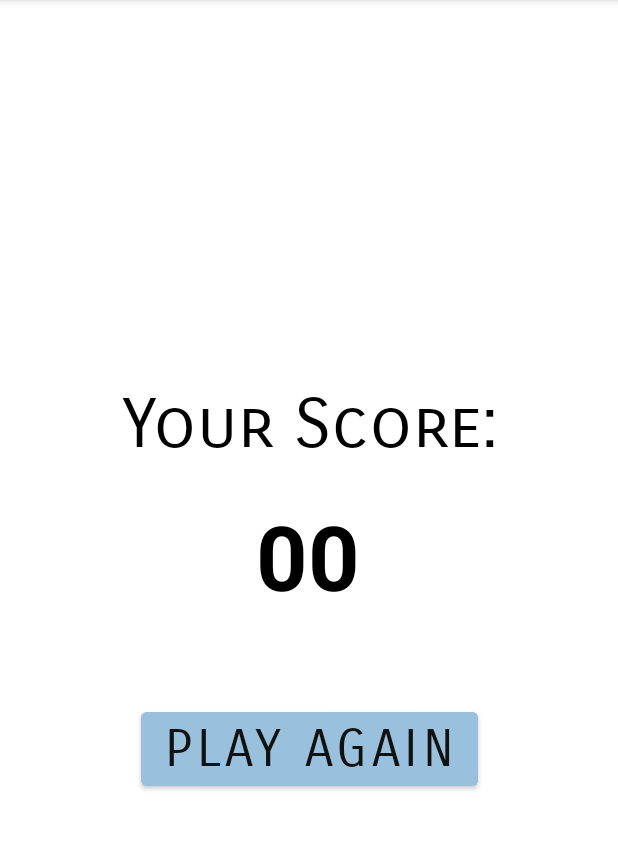
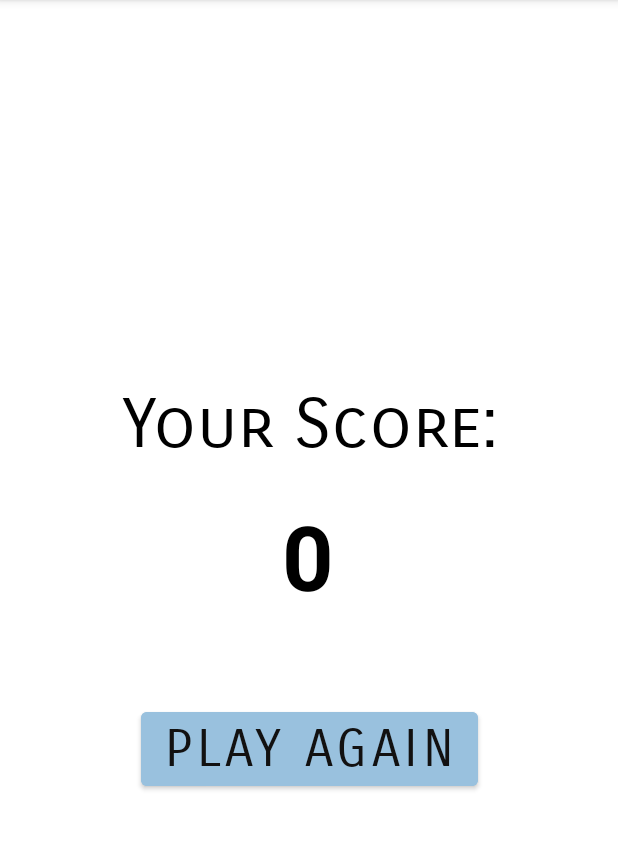
Before and after one commit to eunseolee00/WordGame, an Android app: the EndActivity screen opened directly, with no data from a screen before it, on a phone screen of 412 x 824 dp, the part 84-934 px from its top. Run offline under Robolectric (Android 15) with nearby library versions, the phone set to English and light mode, and no system bars.

Commit message:
commit #4
implemented end activity and score changes

```diff
--- a/app/src/main/java/com/example/wordgame/EndActivity.kt
+++ b/app/src/main/java/com/example/wordgame/EndActivity.kt
@@ -1,11 +1,33 @@
 package com.example.wordgame
 
+import android.content.Intent
 import androidx.appcompat.app.AppCompatActivity
 import android.os.Bundle
+import android.view.View
+import android.widget.TextView
 
 class EndActivity : AppCompatActivity() {
+
+    var score : Int = 0
+    lateinit var result : TextView
+
     override fun onCreate(savedInstanceState: Bundle?) {
         super.onCreate(savedInstanceState)
         setContentView(R.layout.activity_end)
+
+        result = findViewById(R.id.finalScore)
+        score = intent.getIntExtra("score",0)
+
+        displayScore(score)
+
+    }
+
+    fun displayScore(scr: Int){
+        result.text = score.toString()
+    }
+
+    fun playAgain(view : View){
+        val intent = Intent(this, MainActivity::class.java)
+        startActivity(intent)
     }
 }
--- a/app/src/main/java/com/example/wordgame/MainActivity.kt
+++ b/app/src/main/java/com/example/wordgame/MainActivity.kt
@@ -30,7 +30,7 @@ class MainActivity : AppCompatActivity() {
 
     override fun onOptionsItemSelected(item: MenuItem): Boolean {
         when (item.itemId) {
-            R.id.thrity -> time = 30000
+            R.id.thirty -> time = 30000
             R.id.one -> time = 60000
             R.id.two -> time = 120000
         }
--- a/app/src/main/res/layout/activity_end.xml
+++ b/app/src/main/res/layout/activity_end.xml
@@ -48,6 +48,7 @@
         android:text="Play Again"
         android:textColor="#121111"
         android:textSize="34sp"
+        android:onClick="playAgain"
         app:layout_constraintBottom_toBottomOf="parent"
         app:layout_constraintEnd_toEndOf="parent"
         app:layout_constraintStart_toStartOf="parent"
--- a/app/src/main/res/menu/main_menu.xml
+++ b/app/src/main/res/menu/main_menu.xml
@@ -2,7 +2,7 @@
 <menu xmlns:android="http://schemas.android.com/apk/res/android">
 
     <item
-        android:id="@+id/thrity"
+        android:id="@+id/thirty"
         android:iconTint="#454545"
         android:title="30 Seconds"></item>
     <item
```
Also changed, not shown: app/src/main/java/com/example/wordgame/GameActivity.kt (+12 -11 lines).
